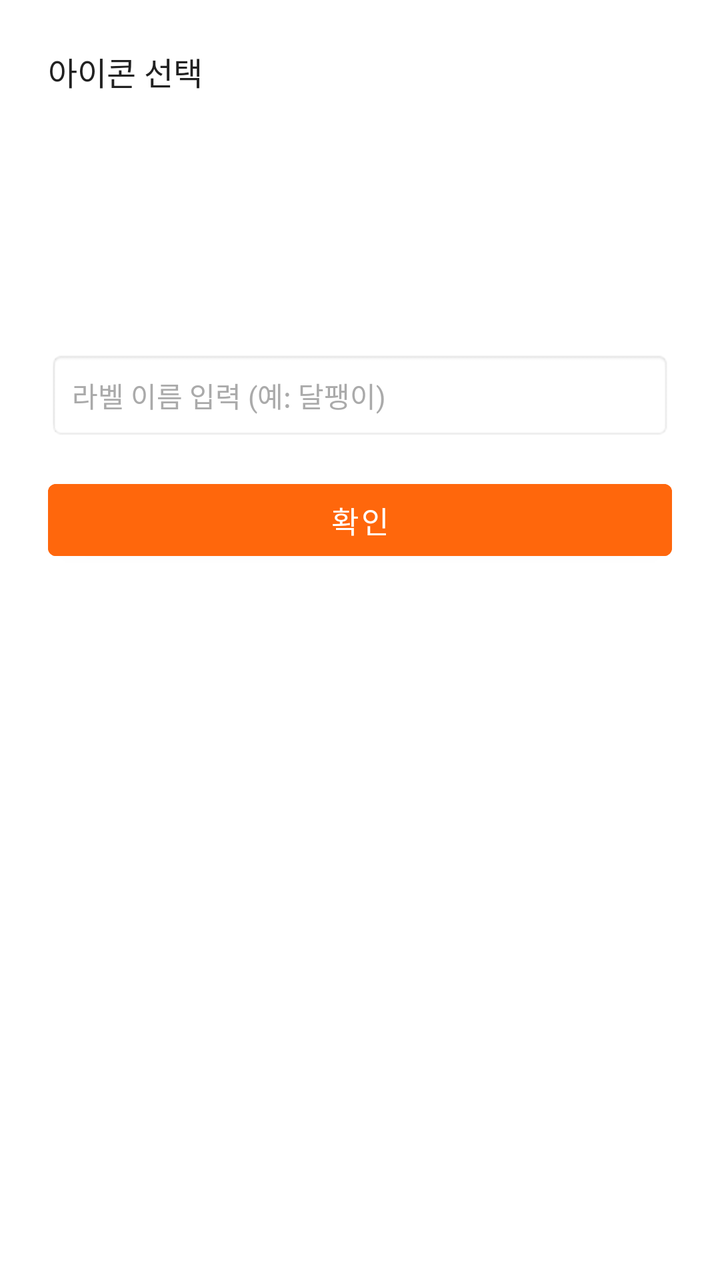
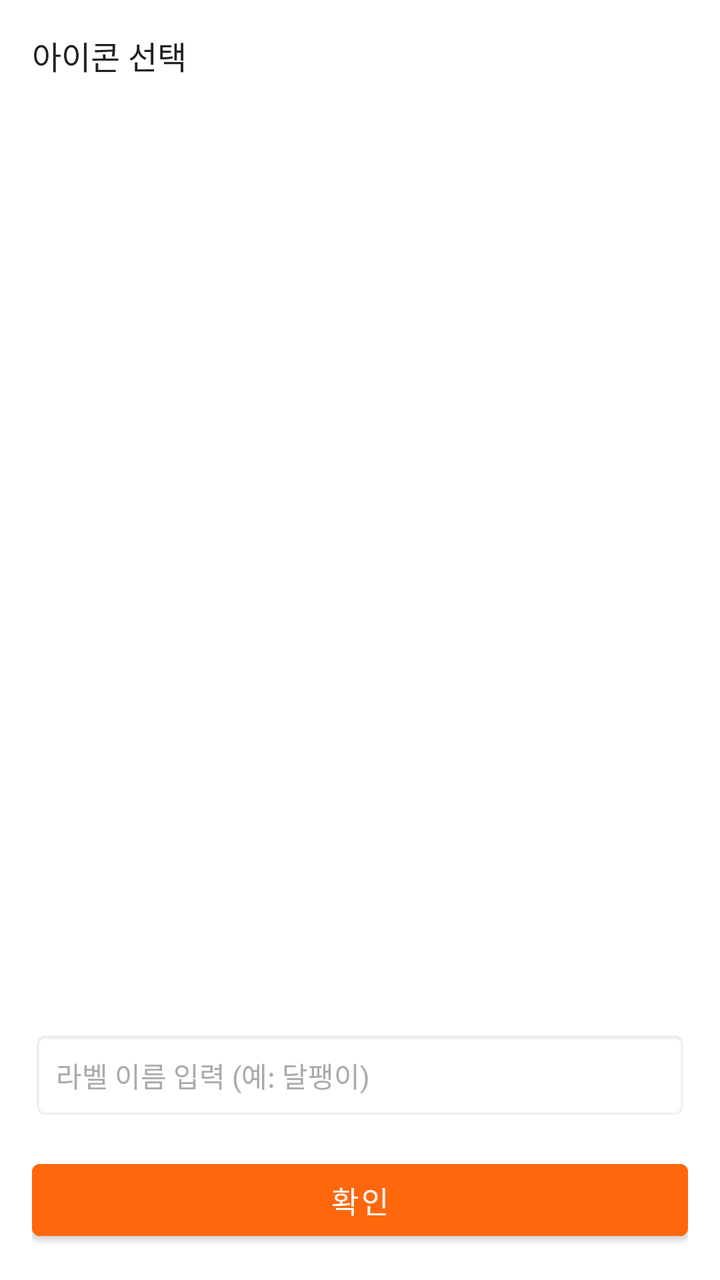

The first picture is an Android layout as it rendered before a commit; the second is the same layout after the commit. The layout source and the unified diff follow.
<!-- AndroidManifest.xml: application theme Theme.DrawingRun -->
<!-- res/layout/bottom_sheet_label_selection.xml -->
<?xml version="1.0" encoding="utf-8"?>
<LinearLayout xmlns:android="http://schemas.android.com/apk/res/android"
    android:orientation="vertical"
    android:padding="24dp"
    android:background="@android:color/white"
    android:layout_width="match_parent"
    android:layout_height="wrap_content">

    <TextView
        android:layout_width="wrap_content"
        android:layout_height="wrap_content"
        android:text="아이콘 선택"
        android:textSize="16sp"
        android:textColor="#212121"
        android:paddingBottom="8dp" />

    <androidx.recyclerview.widget.RecyclerView
        android:id="@+id/recycler_label_icons"
        android:layout_width="match_parent"
        android:layout_height="120dp"
        android:paddingBottom="16dp" />

    <EditText
        android:id="@+id/edit_label_kr"
        android:layout_width="match_parent"
        android:layout_height="wrap_content"
        android:hint="라벨 이름 입력 (예: 달팽이)"
        android:padding="12dp"
        android:background="@android:drawable/editbox_background"
        android:textColor="#212121"
        android:textColorHint="#AAAAAA"
        android:textSize="14sp" />

    <Button
        android:id="@+id/btn_confirm_label"
        android:layout_width="match_parent"
        android:layout_height="wrap_content"
        android:text="확인"
        android:textSize="15sp"
        android:layout_marginTop="16dp"
        android:backgroundTint="#FF670C"
        android:textColor="@android:color/white" />
</LinearLayout>
<!-- resources referenced by this layout -->
<resources>
  <style name="Theme.DrawingRun" parent="Theme.MaterialComponents.DayNight.NoActionBar">
          
          <item name="colorPrimary">#F5F5F5</item> 
          <item name="colorPrimaryVariant">#E0E0E0</item> 
          <item name="colorOnPrimary">#212121</item> 
  
          
          <item name="colorSecondary">#FF670C</item>
          <item name="colorSecondaryVariant">#E65C00</item>
          <item name="colorOnSecondary">@android:color/white</item>
  
          
          <item name="android:windowNoTitle">true</item>
          <item name="windowActionBar">false</item>
          <item name="android:forceDarkAllowed" tools:targetApi="q">false</item>
  
          
          <item name="android:statusBarColor">#F5F5F5</item>
          <item name="android:navigationBarColor">#FFFFFF</item>
      </style>
</resources>

<!-- the commit's change to res/layout/bottom_sheet_label_selection.xml (unified diff, before → after) -->
@@ -1,10 +1,11 @@
 <?xml version="1.0" encoding="utf-8"?>
-<LinearLayout xmlns:android="http://schemas.android.com/apk/res/android"
+<LinearLayout
+    xmlns:android="http://schemas.android.com/apk/res/android"
+    android:id="@+id/bottom_sheet_root"
+    android:layout_width="match_parent"
+    android:layout_height="match_parent"
     android:orientation="vertical"
-    android:padding="24dp"
-    android:background="@android:color/white"
-    android:layout_width="match_parent"
-    android:layout_height="wrap_content">
+    android:padding="16dp">
 
     <TextView
         android:layout_width="wrap_content"
@@ -17,7 +18,8 @@
     <androidx.recyclerview.widget.RecyclerView
         android:id="@+id/recycler_label_icons"
         android:layout_width="match_parent"
-        android:layout_height="120dp"
+        android:layout_height="0dp"
+        android:layout_weight="1"
         android:paddingBottom="16dp" />
 
     <EditText
